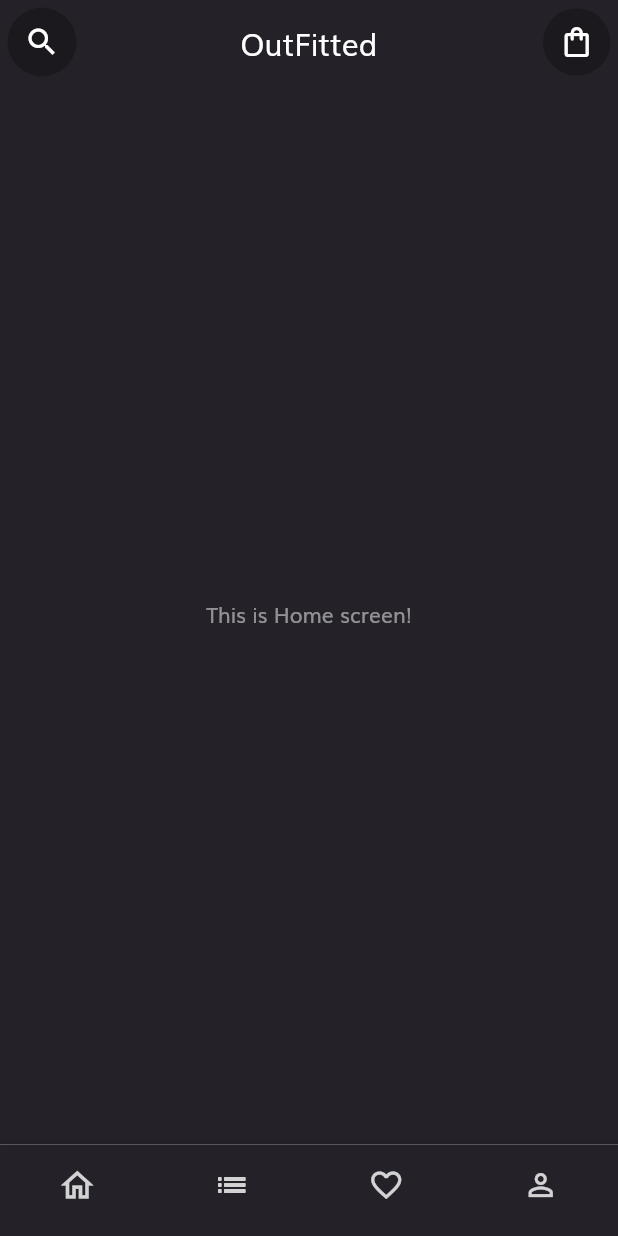
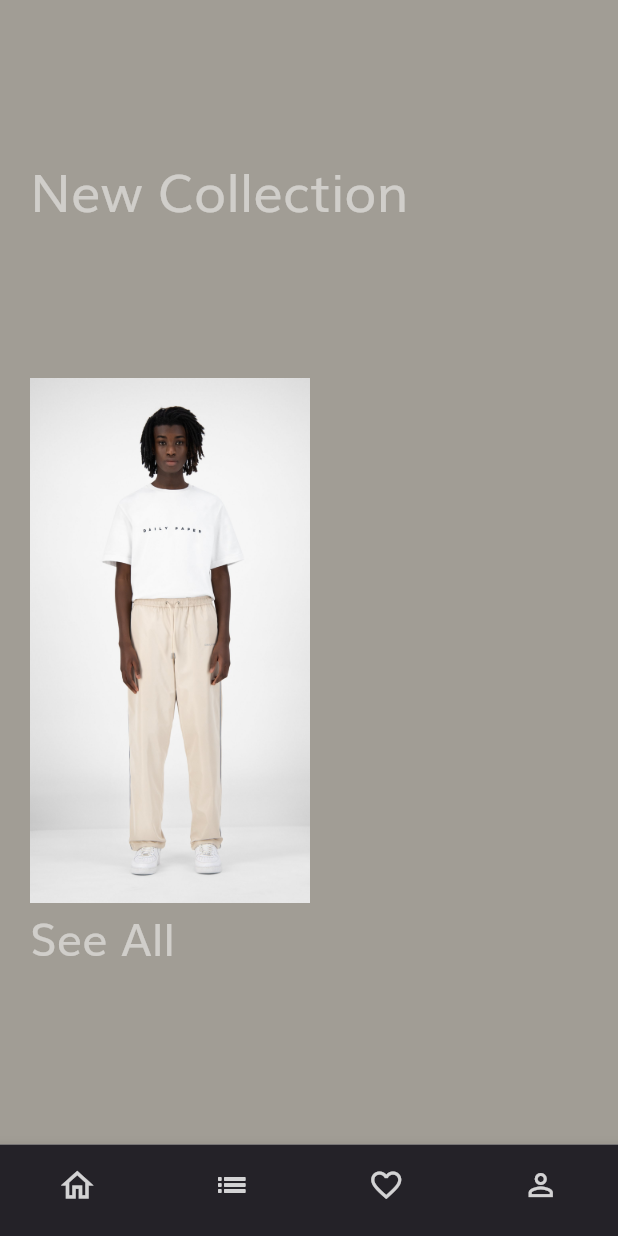
Before and after one commit to tandohtakyie/outfitted-project-mobile, a Flutter app: the screen it shows after launch, on a phone screen of 412 x 824 dp. Run offline on Flutter 3.47's test engine with Material 2 defaults, Android fonts, the phone set to English and light mode, and no system bars; our stand-ins replace animated_splash_screen, cloud_firestore, firebase_auth, firebase_core, flutter_spinkit, fluttertoast and 1 more; accounts and stored records are empty.

Commit message:
beginnetje gemaakt home screen

```diff
--- a/lib/components/productInfo.dart
+++ b/lib/components/productInfo.dart
@@ -7,7 +7,9 @@ Widget productInfo(Product productModel, BuildContext context,) {
   return ProductCollectionCard(
     product: productModel,
     press: () {
-      Route route = MaterialPageRoute(builder: (c) => ProductDetailScreen(product: productModel));
+      Route route = MaterialPageRoute(
+          builder: (c) => ProductDetailScreen(product: productModel)
+      );
       Navigator.push(context, route);
     },
   );
--- a/lib/components/product_collection_card.dart
+++ b/lib/components/product_collection_card.dart
@@ -39,7 +39,7 @@ class _ProductCollectionCardState extends State<ProductCollectionCard> {
         child: Column(
           children: [
             AspectRatio(
-              aspectRatio: 2.02,
+              aspectRatio: 1.02,
               child: Container(
                 padding: EdgeInsets.all(5),
                 decoration: BoxDecoration(
--- a/lib/components/store_category.dart
+++ b/lib/components/store_category.dart
@@ -1,5 +1,6 @@
 import 'package:flutter/material.dart';
 import 'package:outfitted_flutter_mobile/model/CollectionCategory.dart';
+import 'dart:io' show Platform;
 
 class StoreCategory extends StatelessWidget {
   const StoreCategory({
@@ -18,7 +19,9 @@ class StoreCategory extends StatelessWidget {
         children: [
           SizedBox(
             width: MediaQuery.of(context).size.width,
-            height: 280,
+            height: Platform.isIOS
+            ?251
+            :280,
             child: ClipRRect(
               borderRadius: BorderRadius.circular(20),
               child: Stack(
--- a/lib/screens/home_screen.dart
+++ b/lib/screens/home_screen.dart
@@ -16,19 +16,38 @@ class _HomeScreenState extends State<HomeScreen> {
   Widget build(BuildContext context) {
     run();
     return Scaffold(
-      appBar: OutFittedCustomAppBarV2(
-        title: 'OutFitted',
-          customIcon: Icon(Icons.search),
-        appBar: AppBar(),
-        onLeftIconPress: () {
-          Route route = MaterialPageRoute(builder: (c) => SearchProductScreen());
-          Navigator.push(context, route);
-        },
+
+      backgroundColor: Color(0xffa19d95),
+      body: SafeArea(
+        child: Padding(
+          padding: EdgeInsets.only(left: 20),
+          child: Column(
+            crossAxisAlignment: CrossAxisAlignment.start,
+            children: [
+              Container(
+                child: Padding(
+                  padding: EdgeInsets.symmetric(vertical: 100),
+                  child: Text('New Collection',
+                    style:  TextStyle(
+                      fontSize: 35
+                    ),
+                  ),
+                ),
+              ),
+              Image.asset(
+                'assets/images/dp.jpg',
+                height: 350,
+              ),
+              Text(
+                'See All', style: TextStyle(
+                fontSize: 30
+              ),
+              )
+            ],
+          ),
+        ),
       ),
-      backgroundColor: kBackgroundOutFitted,
-      body: Center(
-        child: Text('This is Home screen!'),
-      ),
+
     );
   }
 
--- a/lib/screens/product_details_screen.dart
+++ b/lib/screens/product_details_screen.dart
@@ -36,7 +36,7 @@ class _ProductDetailScreenState extends State<ProductDetailScreen> {
 
     return Scaffold(
       appBar: OutFittedCustomAppBarV2(
-        title: 'OutFitted',
+        title: widget.product.name,
         customIcon: Icon(Icons.arrow_back),
         appBar: AppBar(),
         onLeftIconPress: () {
```
Also changed, not shown: assets/images/dp.jpg (added).
